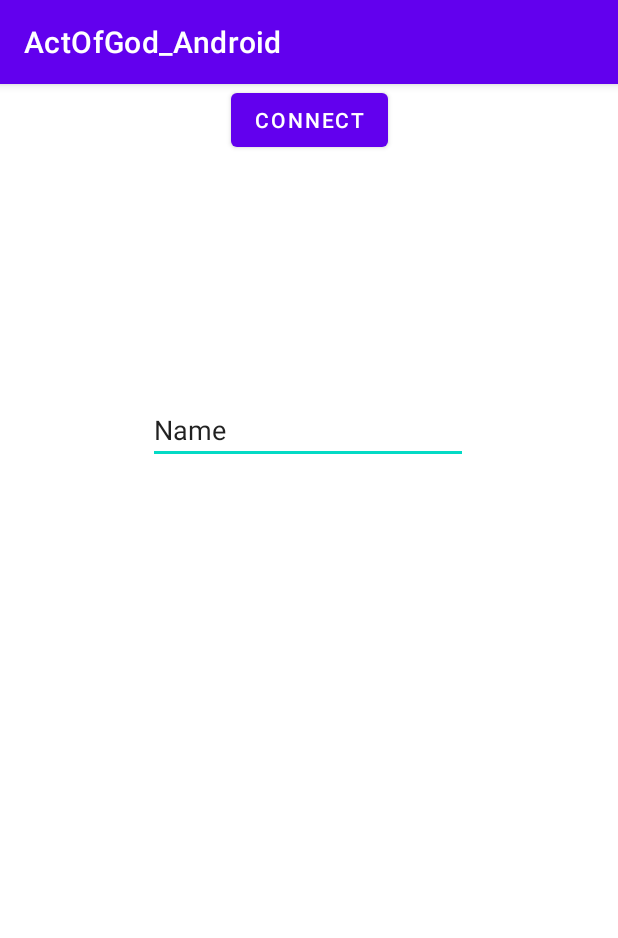
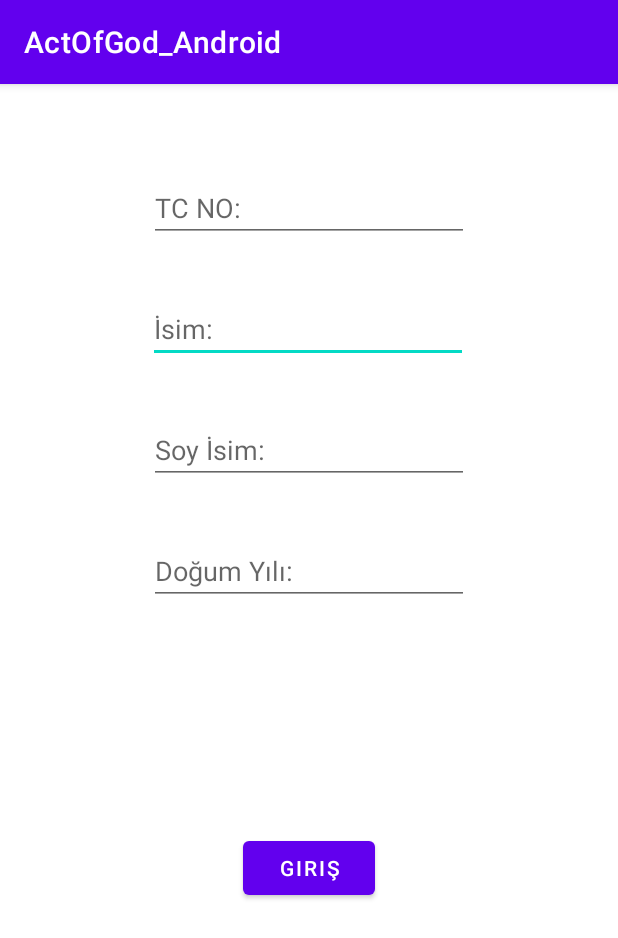
Before and after one commit to ahmettyavzz/ActOfGod_Android, an Android app: the screen it shows after launch (MainActivity), on a phone screen of 412 x 824 dp. Shown: the top 938 px of the screen. Run offline under Robolectric (Android 15) with nearby library versions, the phone set to English and light mode, and no system bars.

Commit message:
add items for login page

```diff
--- a/app/src/main/res/layout/activity_main.xml
+++ b/app/src/main/res/layout/activity_main.xml
@@ -10,16 +10,47 @@
             android:layout_width="wrap_content"
             android:layout_height="wrap_content"
             android:inputType="textPersonName"
-            android:text="Name"
             android:ems="10"
-            android:id="@+id/editTextName"
-            app:layout_constraintTop_toTopOf="parent" app:layout_constraintStart_toStartOf="parent"
-            android:layout_marginTop="208dp" app:layout_constraintEnd_toEndOf="parent"
-            app:layout_constraintHorizontal_bias="0.497"/>
+            android:id="@+id/editTextFirstName"
+            app:layout_constraintStart_toStartOf="parent"
+            app:layout_constraintEnd_toEndOf="parent"
+            app:layout_constraintHorizontal_bias="0.497" android:hint="İsim:"
+            app:layout_constraintTop_toBottomOf="@+id/editTextTcNo" android:layout_marginTop="35dp"/>
     <Button
-            android:text="Connect"
+            android:text="Giriş"
             android:layout_width="wrap_content"
             android:layout_height="wrap_content" android:id="@+id/button_connect"
             app:layout_constraintStart_toStartOf="parent"
-            app:layout_constraintEnd_toEndOf="parent" android:onClick="connect" tools:layout_editor_absoluteY="394dp"/>
+            app:layout_constraintEnd_toEndOf="parent" android:onClick="connect"
+            app:layout_constraintBottom_toBottomOf="parent" android:layout_marginBottom="130dp"
+            app:layout_constraintTop_toBottomOf="@+id/editTextBirthYear" android:layout_marginTop="60dp"/>
+    <EditText
+            android:layout_width="wrap_content"
+            android:layout_height="wrap_content"
+            android:inputType="textPersonName"
+            android:ems="10"
+            android:id="@+id/editTextLastName"
+            android:layout_marginTop="35dp"
+            app:layout_constraintTop_toBottomOf="@+id/editTextFirstName" android:hint="Soy İsim:"
+            app:layout_constraintStart_toStartOf="parent" app:layout_constraintEnd_toEndOf="parent"/>
+    <EditText
+            android:layout_width="wrap_content"
+            android:layout_height="wrap_content"
+            android:inputType="textPersonName"
+            android:ems="10"
+            android:id="@+id/editTextTcNo"
+            android:hint="TC NO:" app:layout_constraintTop_toTopOf="parent"
+            android:layout_marginTop="60dp"
+            app:layout_constraintStart_toStartOf="parent"
+            app:layout_constraintEnd_toEndOf="parent"/>
+    <EditText
+            android:layout_width="wrap_content"
+            android:layout_height="wrap_content"
+            android:inputType="textPersonName"
+            android:ems="10"
+            android:id="@+id/editTextBirthYear"
+            android:hint="Doğum Yılı:"
+            android:layout_marginTop="35dp"
+            app:layout_constraintTop_toBottomOf="@+id/editTextLastName" app:layout_constraintStart_toStartOf="parent"
+            app:layout_constraintEnd_toEndOf="parent"/>
 </androidx.constraintlayout.widget.ConstraintLayout>
```
